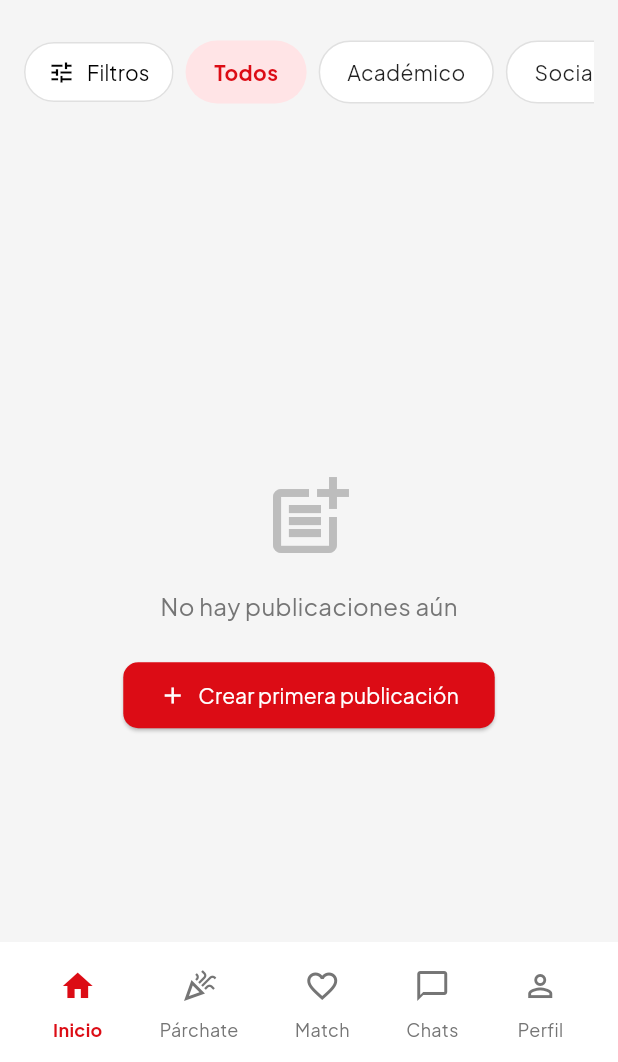
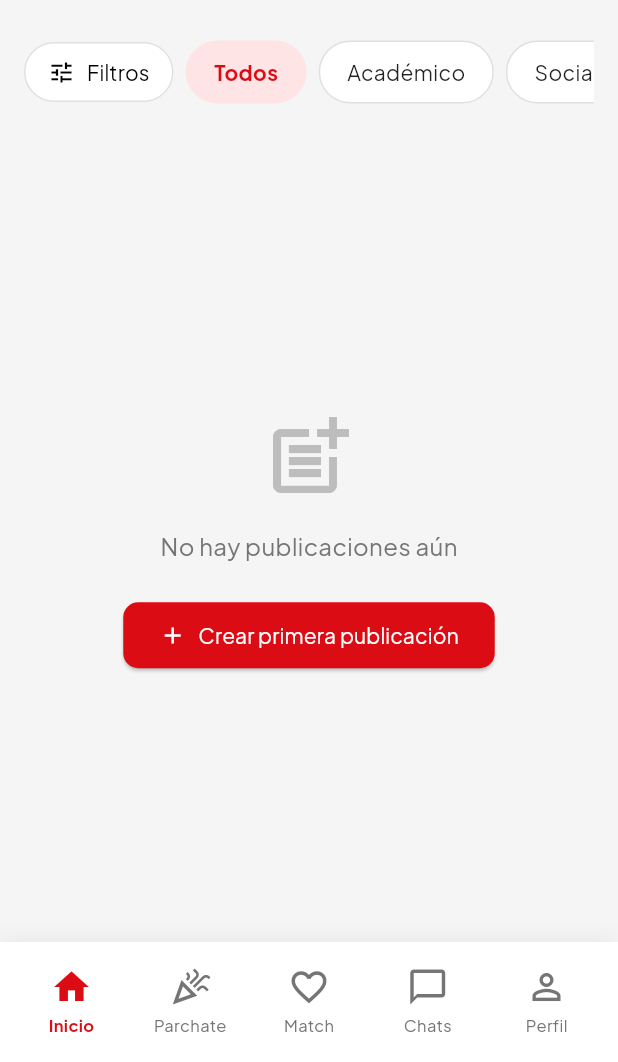
Before and after one commit to PholCast/fox_mate_app, a Flutter app: the screen it shows once a user with an empty profile is signed in, on a phone screen of 412 x 824 dp, the part 174-1236 px from its top. Run offline on Flutter 3.47's test engine with Material 3 defaults, Android fonts, the phone set to English and light mode, and no system bars; our stand-ins replace cloud_firestore, equatable, firebase_auth, firebase_core, firebase_storage, flutter_svg and 2 more; accounts and stored records are empty; network calls fail.

Commit message:
Navigation bar fixed and details in events

```diff
--- a/lib/presentation/screens/home/events_screen.dart
+++ b/lib/presentation/screens/home/events_screen.dart
@@ -36,6 +36,12 @@
 
   List<EventEntity> getFilteredEvents(List<EventEntity> events) {
     List<EventEntity> filtered = events;
+
+    // Filtrar eventos que no hayan pasado
+    final now = DateTime.now();
+    filtered = filtered.where((event) {
+      return event.eventDate.isAfter(now);
+    }).toList();
 
     if (searchQuery.isNotEmpty) {
       filtered = filtered.where((event) {
@@ -652,15 +658,39 @@
                       color: Colors.grey[600],
                     ),
                     const SizedBox(width: 6),
-                    Text(
-                      _formatEventDate(event.eventDate),
-                      style: TextStyle(
-                        fontSize: 13,
-                        color: Colors.grey[700],
+                    Expanded(
+                      child: Text(
+                        _formatEventDate(event.eventDate),
+                        style: TextStyle(
+                          fontSize: 13,
+                          color: Colors.grey[700],
+                        ),
                       ),
                     ),
                   ],
                 ),
+                if (event.location != null && event.location!.isNotEmpty) ...[
+                  const SizedBox(height: 8),
+                  Row(
+                    children: [
+                      Icon(
+                        Icons.location_on_outlined,
+                        size: 18,
+                        color: Colors.grey[600],
+                      ),
+                      const SizedBox(width: 6),
+                      Expanded(
+                        child: Text(
+                          event.location!,
+                          style: TextStyle(
+                            fontSize: 13,
+                            color: Colors.grey[700],
+                          ),
+                        ),
+                      ),
+                    ],
+                  ),
+                ],
                 const SizedBox(height: 8),
                 Row(
                   children: [
--- a/lib/presentation/screens/navigation/components/custom_bottom_navigation_bar.dart
+++ b/lib/presentation/screens/navigation/components/custom_bottom_navigation_bar.dart
@@ -11,57 +11,66 @@
   Widget build(BuildContext context) {
     return Consumer<NavigationProvider>(
       builder: (context, navigationProvider, child) {
-        return BottomAppBar(
+        return Container(
+          decoration: BoxDecoration(
             color: Colors.white,
+            boxShadow: [
+              BoxShadow(
+                color: Colors.black.withOpacity(0.05),
+                blurRadius: 10,
+                offset: const Offset(0, -2),
+              ),
+            ],
+          ),
+          child: SafeArea(
+            child: Padding(
+              padding: const EdgeInsets.symmetric(horizontal: 8, vertical: 8),
               child: Row(
                 mainAxisAlignment: MainAxisAlignment.spaceAround,
                 children: [
                   NavigationIcon(
                     label: 'Inicio',
-                icon:
-                    navigationProvider.currentIndex == 0
-                        ? Icon(Icons.home,color: CustomColors.primaryColor)
-                        : Icon(Icons.home_outlined,color: Colors.grey[600]),
+                    icon: navigationProvider.currentIndex == 0
+                        ? const Icon(Icons.home, color: CustomColors.primaryColor, size: 28)
+                        : Icon(Icons.home_outlined, color: Colors.grey[600], size: 28),
                     isSelected: navigationProvider.currentIndex == 0,
                     onTap: () => navigationProvider.navigateToIndex(0),
                   ),
                   NavigationIcon(
-                label: 'Párchate',
-                icon:
-                    navigationProvider.currentIndex == 1
-                        ? Icon(Icons.celebration,color: CustomColors.primaryColor)
-                        : Icon(Icons.celebration_outlined,color: Colors.grey[600]),
+                    label: 'Parchate',
+                    icon: navigationProvider.currentIndex == 1
+                        ? const Icon(Icons.celebration, color: CustomColors.primaryColor, size: 28)
+                        : Icon(Icons.celebration_outlined, color: Colors.grey[600], size: 28),
                     isSelected: navigationProvider.currentIndex == 1,
                     onTap: () => navigationProvider.navigateToIndex(1),
                   ),
                   NavigationIcon(
                     label: 'Match',
-                icon:
-                    navigationProvider.currentIndex == 2
-                        ? Icon(Icons.favorite,color: CustomColors.primaryColor)
-                        : Icon(Icons.favorite_border,color: Colors.grey[600]),
+                    icon: navigationProvider.currentIndex == 2
+                        ? const Icon(Icons.favorite, color: CustomColors.primaryColor, size: 28)
+                        : Icon(Icons.favorite_border, color: Colors.grey[600], size: 28),
                     isSelected: navigationProvider.currentIndex == 2,
                     onTap: () => navigationProvider.navigateToIndex(2),
                   ),
                   NavigationIcon(
                     label: 'Chats',
-                icon:
-                    navigationProvider.currentIndex == 3
-                        ? Icon(Icons.chat_bubble,color: CustomColors.primaryColor)
-                        : Icon(Icons.chat_bubble_outline,color: Colors.grey[600]),
+                    icon: navigationProvider.currentIndex == 3
+                        ? const Icon(Icons.chat_bubble, color: CustomColors.primaryColor, size: 28)
+                        : Icon(Icons.chat_bubble_outline, color: Colors.grey[600], size: 28),
                     isSelected: navigationProvider.currentIndex == 3,
                     onTap: () => navigationProvider.navigateToIndex(3),
                   ),
                   NavigationIcon(
                     label: 'Perfil',
-                icon:
-                    navigationProvider.currentIndex == 4
-                        ? Icon(Icons.person,color: CustomColors.primaryColor)
-                        : Icon(Icons.person_outline,color: Colors.grey[600]),
+                    icon: navigationProvider.currentIndex == 4
+                        ? const Icon(Icons.person, color: CustomColors.primaryColor, size: 28)
+                        : Icon(Icons.person_outline, color: Colors.grey[600], size: 28),
                     isSelected: navigationProvider.currentIndex == 4,
                     onTap: () => navigationProvider.navigateToIndex(4),
                   ),
                 ],
+              ),
+            ),
           ),
         );
       },
--- a/lib/presentation/screens/navigation/components/navigation_icon.dart
+++ b/lib/presentation/screens/navigation/components/navigation_icon.dart
@@ -8,49 +8,52 @@
     required this.onTap,
     required this.label,
     this.badgeCount = 0,
-    this.isSelected = false, // 👈 nueva propiedad
+    this.isSelected = false,
   }) : super(key: key);
 
   final Icon icon;
   final VoidCallback onTap;
   final int badgeCount;
   final String label;
-  final bool isSelected; // 👈 indica si está activo
+  final bool isSelected;
 
   @override
   Widget build(BuildContext context) {
-    return InkWell(
-      borderRadius: BorderRadius.circular(50),
+    return Expanded(
+      child: InkWell(
+        borderRadius: BorderRadius.circular(12),
         onTap: onTap,
+        child: Container(
+          padding: const EdgeInsets.symmetric(vertical: 8),
           child: Column(
             mainAxisSize: MainAxisSize.min,
+            mainAxisAlignment: MainAxisAlignment.center,
             children: [
               Stack(
                 clipBehavior: Clip.none,
                 children: [
-              Container(
-                padding: const EdgeInsets.all(5),
-                child: icon,
-              ),
+                  icon,
                   if (badgeCount > 0)
                     Positioned(
-                  top: 0,
-                  right: 0,
+                      top: -4,
+                      right: -4,
                       child: Container(
+                        padding: const EdgeInsets.all(4),
                         decoration: const BoxDecoration(
                           color: Colors.red,
                           shape: BoxShape.circle,
                         ),
                         constraints: const BoxConstraints(
-                      maxWidth: 16,
-                      maxHeight: 16,
+                          minWidth: 16,
+                          minHeight: 16,
                         ),
                         child: Center(
                           child: Text(
                             badgeCount > 99 ? '99+' : badgeCount.toString(),
                             style: const TextStyle(
                               color: Colors.white,
-                          fontSize: 10,
+                              fontSize: 9,
+                              fontWeight: FontWeight.bold,
                             ),
                           ),
                         ),
@@ -62,16 +65,17 @@
               Text(
                 label,
                 style: TextStyle(
-              fontSize: 12,
+                  fontSize: 11,
                   color: isSelected
                       ? CustomColors.primaryColor
                       : Colors.grey[600],
-              fontWeight: isSelected
-                  ? FontWeight.w600
-                  : FontWeight.normal,
+                  fontWeight: isSelected ? FontWeight.w600 : FontWeight.normal,
+                ),
+                overflow: TextOverflow.ellipsis,
+              ),
+            ],
           ),
         ),
-        ],
       ),
     );
   }
--- a/lib/presentation/screens/navigation/main_navigation_screen.dart
+++ b/lib/presentation/screens/navigation/main_navigation_screen.dart
@@ -12,13 +12,13 @@
     return Consumer<NavigationProvider>(
       builder: (context, navigationProvider, child) {
         return Scaffold(
-          extendBody: true,
+          // ❌ QUITA extendBody para que el contenido no vaya detrás de la barra
+          extendBody: false,
           body: IndexedStack(
             index: navigationProvider.currentIndex,
-            children:
-                navigationProvider.navigationItems
-                    .map((item) => item.screen)
-                    .toList(),
+            children: navigationProvider.navigationItems
+                .map((item) => item.screen)
+                .toList(),
           ),
           bottomNavigationBar: CustomBottomNavigationBar(),
         );
```
Lines whose indentation alone changed are shown as unchanged.
